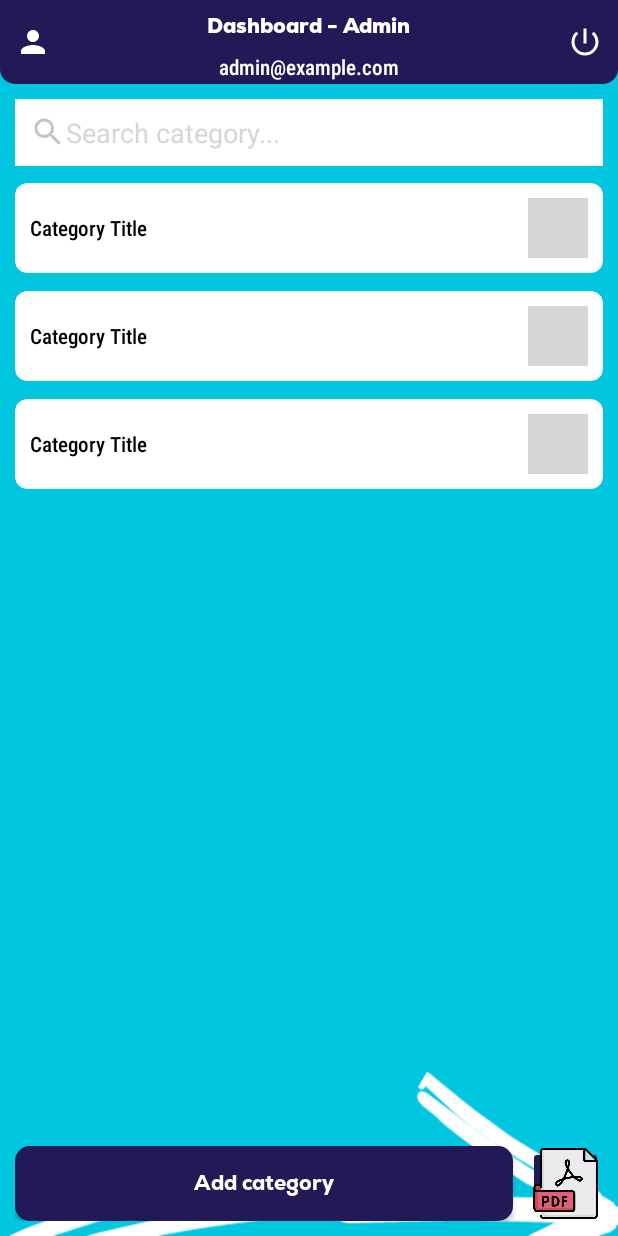
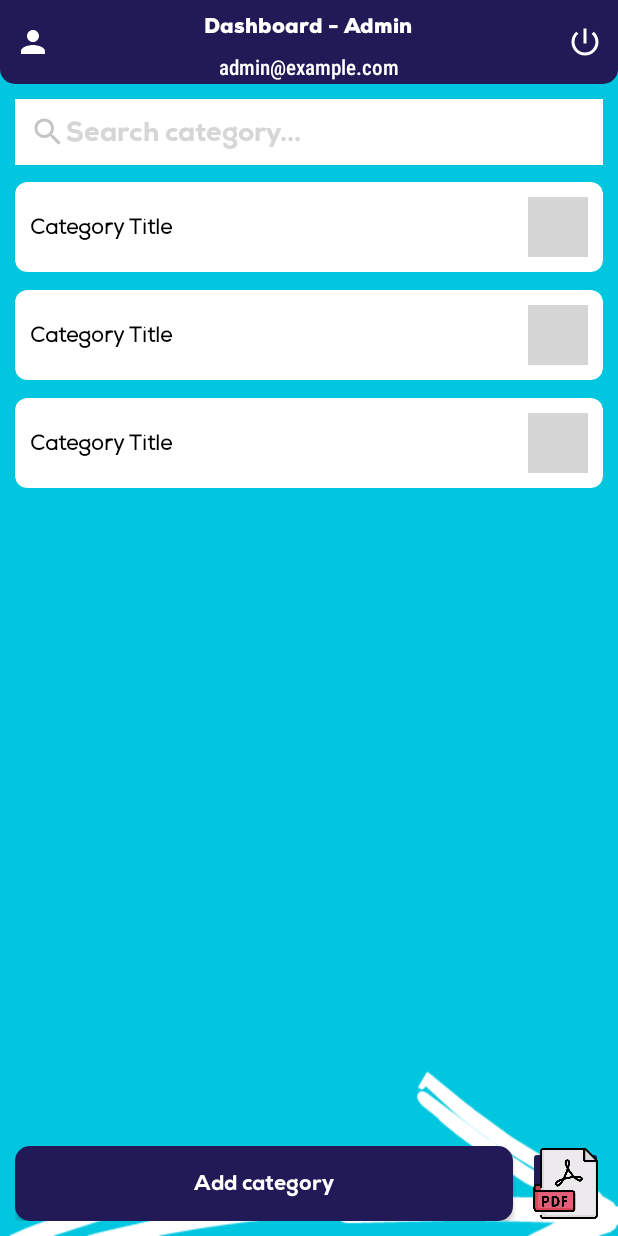
Before and after one commit to justCongDoan/Reading_book_app_project, an Android app: the layout activity_dashboard_admin.xml on its own in the app's theme, with its tools: preview values and no code run, on a phone screen of 412 x 824 dp. Run offline under Robolectric (Android 15) with nearby library versions, the phone set to English and light mode, and no system bars; grey boxes are pictures that could not be loaded.

Commit message:
fix bug font

```diff
--- a/app/src/main/res/layout/activity_adding_pdf_file.xml
+++ b/app/src/main/res/layout/activity_adding_pdf_file.xml
@@ -83,6 +83,7 @@
             android:hint="Enter book title..."
             android:inputType="textPersonName|textCapWords"
             android:fontFamily="@font/nexa_trial_book"
+            android:textStyle="bold"
             android:textColor="@color/black"
             android:textColorHint="@color/gray01"/>
 
@@ -110,6 +111,7 @@
             android:hint="Enter description..."
             android:inputType="textMultiLine|textCapSentences"
             android:fontFamily="@font/nexa_trial_book"
+            android:textStyle="bold"
             android:textColor="@color/black"
             android:textColorHint="@color/gray01"/>
 
@@ -129,6 +131,7 @@
         android:drawableEnd="@drawable/ic_arrow_down_gray"
         android:drawablePadding="10dp"
         android:fontFamily="@font/nexa_trial_book"
+        android:textStyle="bold"
         android:gravity="center_vertical"
         android:hint="Select category..."
         android:padding="10dp"
--- a/app/src/main/res/layout/activity_category_add.xml
+++ b/app/src/main/res/layout/activity_category_add.xml
@@ -66,6 +66,7 @@
             android:inputType="textPersonName|textCapWords"
             android:padding="10dp"
             android:fontFamily="@font/nexa_trial_book"
+            android:textStyle="bold"
             android:textColor="@color/black"
             android:textColorHint="@color/gray01"/>
 
--- a/app/src/main/res/layout/activity_dashboard_admin.xml
+++ b/app/src/main/res/layout/activity_dashboard_admin.xml
@@ -31,8 +31,8 @@
             android:layout_height="wrap_content"
             android:layout_centerHorizontal="true"
             android:layout_marginTop="8dp"
+            android:fontFamily="@font/nexa_trial_black"
             android:text="Dashboard - Admin"
-            android:fontFamily="@font/nexa_trial_black"
             android:textColor="@color/white"
             android:textStyle="bold" />
 
@@ -65,14 +65,15 @@
         android:layout_width="match_parent"
         android:layout_height="wrap_content"
         android:layout_below="@id/toolBarRL1_ID"
+        android:layout_marginStart="10dp"
+        android:layout_marginTop="10dp"
+        android:layout_marginEnd="10dp"
+        android:background="@color/white"
+        android:drawableStart="@drawable/ic_search_gray"
+        android:fontFamily="@font/nexa_trial_heavy"
         android:hint="Search category..."
-        android:layout_marginStart="10dp"
-        android:layout_marginEnd="10dp"
-        android:layout_marginTop="10dp"
-        android:drawableStart="@drawable/ic_search_gray"
         android:padding="10dp"
-        android:background="@color/white"
-        android:textColorHint="@color/gray01"/>
+        android:textColorHint="@color/gray01" />
 
     <!--Categories-->
 
--- a/app/src/main/res/layout/activity_dashboard_user.xml
+++ b/app/src/main/res/layout/activity_dashboard_user.xml
@@ -31,8 +31,8 @@
             android:layout_height="wrap_content"
             android:layout_centerHorizontal="true"
             android:layout_marginTop="8dp"
+            android:fontFamily="@font/nexa_trial_black"
             android:text="Dashboard - User"
-            android:fontFamily="@font/nexa_trial_black"
             android:textColor="@color/white"
             android:textStyle="bold" />
 
--- a/app/src/main/res/layout/activity_forgot_password.xml
+++ b/app/src/main/res/layout/activity_forgot_password.xml
@@ -58,6 +58,7 @@
             android:fontFamily="@font/nexa_trial_book"
             android:text="To reset your password, please enter your email."
             android:textAlignment="center"
+            android:textStyle="bold"
             android:textColor="@color/white" />
 
     </RelativeLayout>
@@ -85,6 +86,7 @@
                 android:drawablePadding="10dp"
                 android:padding="10dp"
                 android:hint="Enter your email"
+                android:textStyle="bold"
                 android:fontFamily="@font/nexa_trial_book"
                 android:textColor="@color/black"
                 android:textColorHint="@color/gray01"/>
@@ -99,6 +101,7 @@
             android:layout_below="@id/emailTIL_ID"
             android:layout_marginTop="10dp"
             android:background="@drawable/shape_button01"
+            android:fontFamily="@font/nexa_trial_heavy"
             android:text="Submit"
             android:textColor="@color/white" />
 
--- a/app/src/main/res/layout/activity_login.xml
+++ b/app/src/main/res/layout/activity_login.xml
@@ -63,6 +63,7 @@
                     android:drawableStart="@drawable/ic_email_gray"
                     android:drawablePadding="10dp"
                     android:fontFamily="@font/lato_italic"
+                    android:textStyle="bold"
                     android:hint="Enter your email..."
                     android:inputType="textEmailAddress"
                     android:padding="10dp"
@@ -91,6 +92,7 @@
                     android:drawableStart="@drawable/ic_lock_gray"
                     android:drawablePadding="10dp"
                     android:fontFamily="@font/lato_italic"
+                    android:textStyle="bold"
                     android:hint="Enter your password..."
                     android:inputType="textPassword"
                     android:padding="10dp"
--- a/app/src/main/res/layout/activity_pdf_list_admin.xml
+++ b/app/src/main/res/layout/activity_pdf_list_admin.xml
@@ -33,6 +33,7 @@
             android:layout_centerHorizontal="true"
             android:layout_marginTop="8dp"
             android:text="Books"
+            android:fontFamily="@font/nexa_trial_black"
             android:textColor="@color/white"
             android:textStyle="bold" />
 
@@ -43,7 +44,7 @@
             android:layout_height="wrap_content"
             android:layout_below="@id/titleTV2_ID"
             android:layout_centerHorizontal="true"
-            android:fontFamily="sans-serif-condensed-medium"
+            android:fontFamily="@font/nexa_trial_heavy"
             android:text="Category"
             android:textColor="@color/white" />
 
@@ -61,9 +62,10 @@
         android:background="@color/white"
         android:drawableStart="@drawable/ic_search_gray"
         android:drawablePadding="10dp"
+        android:fontFamily="@font/nexa_trial_book"
+        android:textStyle="bold"
         android:hint="Search a book..."
         android:padding="10dp"
-        android:fontFamily="@font/nexa_trial_heavy"
         android:textColor="@color/black"
         android:textColorHint="@color/gray02" />
 
--- a/app/src/main/res/layout/activity_pdf_view.xml
+++ b/app/src/main/res/layout/activity_pdf_view.xml
@@ -33,6 +33,7 @@
             android:layout_centerHorizontal="true"
             android:layout_marginTop="8dp"
             android:text="Read book"
+            android:fontFamily="@font/nexa_trial_black"
             android:textColor="@color/white"
             android:textStyle="bold" />
 
--- a/app/src/main/res/layout/activity_profile.xml
+++ b/app/src/main/res/layout/activity_profile.xml
@@ -35,8 +35,8 @@
             android:layout_width="wrap_content"
             android:layout_height="wrap_content"
             android:layout_centerInParent="true"
+            android:fontFamily="@font/nexa_trial_black"
             android:text="Profile"
-            android:fontFamily="sans-serif-black"
             android:textColor="@color/white"
             android:textStyle="bold" />
 
--- a/app/src/main/res/layout/activity_register.xml
+++ b/app/src/main/res/layout/activity_register.xml
@@ -77,6 +77,7 @@
                     android:inputType="textPersonName|textCapWords"
                     android:padding="10dp"
                     android:fontFamily="@font/lato_italic"
+                    android:textStyle="bold"
                     android:textColor="@color/black"
                     android:textColorHint="@color/gray01"/>
 
@@ -104,6 +105,7 @@
                     android:inputType="textEmailAddress"
                     android:padding="10dp"
                     android:fontFamily="@font/lato_italic"
+                    android:textStyle="bold"
                     android:textColor="@color/black"
                     android:textColorHint="@color/gray01"/>
 
@@ -132,6 +134,7 @@
                     android:inputType="textPassword"
                     android:padding="10dp"
                     android:fontFamily="@font/lato_italic"
+                    android:textStyle="bold"
                     android:textColor="@color/black"
                     android:textColorHint="@color/gray01"/>
 
@@ -160,6 +163,7 @@
                     android:inputType="textPassword"
                     android:padding="10dp"
                     android:fontFamily="@font/lato_italic"
+                    android:textStyle="bold"
                     android:textColor="@color/black"
                     android:textColorHint="@color/gray01"/>
 
--- a/app/src/main/res/layout/add_comment_dialog.xml
+++ b/app/src/main/res/layout/add_comment_dialog.xml
@@ -21,7 +21,7 @@
         android:id="@+id/titleTV7_ID"
         android:layout_width="match_parent"
         android:layout_height="wrap_content"
-        android:fontFamily="sans-serif-condensed"
+        android:fontFamily="@font/nexa_trial_heavy"
         android:padding="5dp"
         android:text="Add comment"
         android:textAlignment="center"
--- a/app/src/main/res/layout/row_category.xml
+++ b/app/src/main/res/layout/row_category.xml
@@ -20,7 +20,8 @@
             android:layout_width="0dp"
             android:layout_height="wrap_content"
             android:text="Category Title"
-            android:fontFamily="sans-serif-condensed-medium"
+            android:fontFamily="@font/nexa_trial_book"
+            android:textStyle="bold"
             android:layout_weight="1"
             android:textColor="@color/black"/>
 
```
Also changed, not shown: app/src/main/res/layout/activity_edit_profile.xml (+8 -7 lines), app/src/main/res/layout/activity_editing_pdf_file.xml (+5 -2 lines), app/src/main/res/drawable/book_machine.gif (deleted), app/src/main/res/font/nexa_trial_black.otf, app/src/main/res/font/nexa_trial_book.otf, app/src/main/res/font/nexa_trial_heavy.otf, 1 other file.
